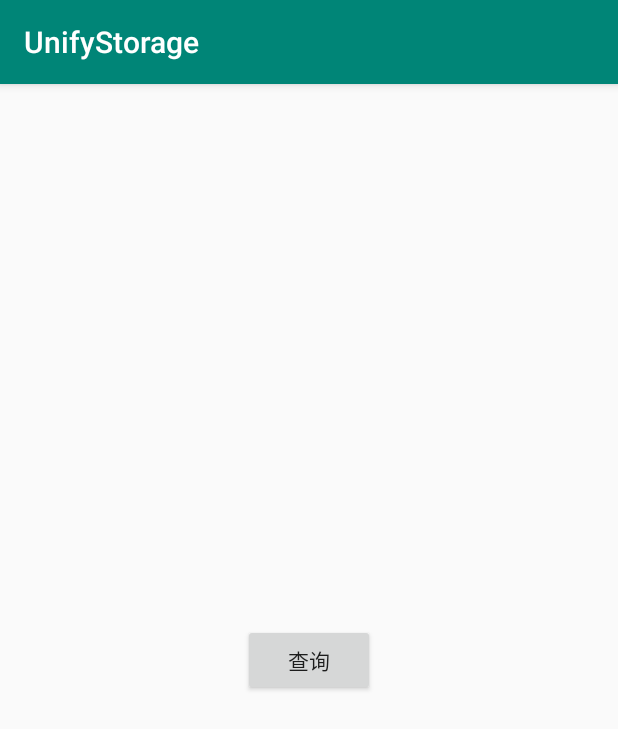
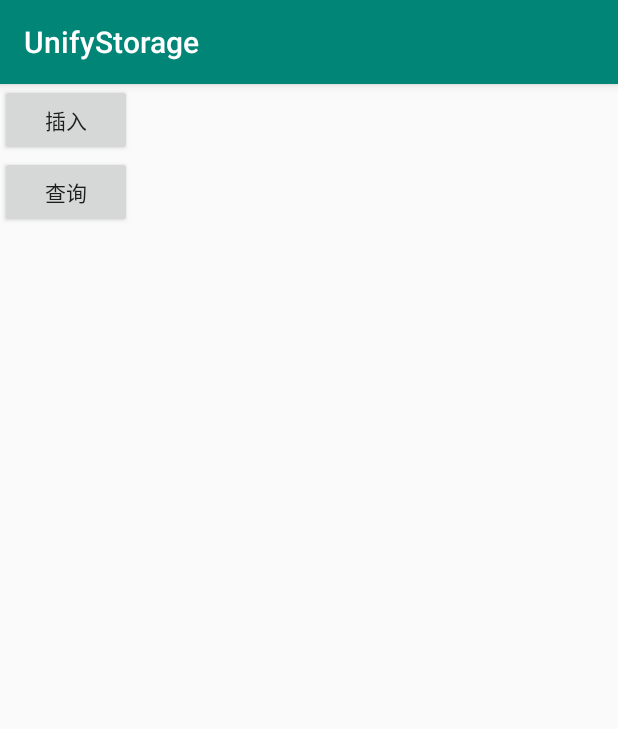
Before and after one commit to yuzhijun/UnifyStorage, an Android app: the screen it shows after launch (MainActivity), on a phone screen of 412 x 824 dp. Shown: the top 729 px of the screen. Run offline under Robolectric (Android 15) with nearby library versions, the phone set to English and light mode, and no system bars; libraries missing offline, so code that uses them is left out: com.tencent.mmkv, io.realm; 8 statements that could not run were skipped.

Commit message:
插入数据

```diff
--- a/app/src/main/java/com/winning/unifystorage/MainActivity.java
+++ b/app/src/main/java/com/winning/unifystorage/MainActivity.java
@@ -6,6 +6,7 @@ import android.view.View;
 import android.widget.Button;
 
 public class MainActivity extends AppCompatActivity {
+    private Button btnInsert;
     private Button btnFind;
     private ApiDataBase mApiDataBase;
 
@@ -14,10 +15,22 @@ public class MainActivity extends AppCompatActivity {
         super.onCreate(savedInstanceState);
         setContentView(R.layout.activity_main);
 
+        btnInsert = findViewById(R.id.btnInsert);
         btnFind = findViewById(R.id.btnFind);
 
         mApiDataBase = ApiServiceModule.getInstance().provideApiService(ApiDataBase.class);
 
+
+        btnInsert.setOnClickListener(new View.OnClickListener() {
+            @Override
+            public void onClick(View v) {
+                User user = new User();
+                user.setAge("10");
+                user.setName("sharkchao");
+                user.setSex("男");
+                mApiDataBase.saveUser(user);
+            }
+        });
         btnFind.setOnClickListener(new View.OnClickListener() {
             @Override
             public void onClick(View view) {
--- a/app/src/main/res/layout/activity_main.xml
+++ b/app/src/main/res/layout/activity_main.xml
@@ -1,12 +1,21 @@
 <?xml version="1.0" encoding="utf-8"?>
-<android.support.constraint.ConstraintLayout
+<LinearLayout
     xmlns:android="http://schemas.android.com/apk/res/android"
     xmlns:app="http://schemas.android.com/apk/res-auto"
     xmlns:tools="http://schemas.android.com/tools"
     android:layout_width="match_parent"
     android:layout_height="match_parent"
+    android:orientation="vertical"
     >
-
+    <Button
+        android:id="@+id/btnInsert"
+        android:layout_width="wrap_content"
+        android:layout_height="wrap_content"
+        android:text="插入"
+        app:layout_constraintBottom_toBottomOf="parent"
+        app:layout_constraintLeft_toLeftOf="parent"
+        app:layout_constraintRight_toRightOf="parent"
+        app:layout_constraintTop_toTopOf="parent"/>
     <Button
         android:id="@+id/btnFind"
         android:layout_width="wrap_content"
@@ -17,4 +26,4 @@
         app:layout_constraintRight_toRightOf="parent"
         app:layout_constraintTop_toTopOf="parent"/>
 
-</android.support.constraint.ConstraintLayout>
+</LinearLayout>
--- a/unifystorage_core/src/main/java/com/winning/unifystorage_core/DBServiceMethod.java
+++ b/unifystorage_core/src/main/java/com/winning/unifystorage_core/DBServiceMethod.java
@@ -2,6 +2,7 @@ package com.winning.unifystorage_core;
 
 import com.winning.unifystorage_core.Handler.FindHandler;
 import com.winning.unifystorage_core.Handler.SaveHandler;
+import com.winning.unifystorage_core.Handler.SaveOrUpdateHandler;
 import com.winning.unifystorage_core.annotations.FIND;
 import com.winning.unifystorage_core.annotations.INSERT;
 import com.winning.unifystorage_core.annotations.SAVE;
@@ -45,8 +46,7 @@ public class DBServiceMethod<ReturnT> extends ServiceMethod<ReturnT> {
         }else if(annotation instanceof SAVE){
             storageHandler = SaveHandler.parseAnnotations(annotations);
         }else if(annotation instanceof SAVEORUPDATE){
-             //TODO
-
+            storageHandler = SaveOrUpdateHandler.parseAnnotations(annotations);
         }else if(annotation instanceof UPDATE){
             //TODO
         }else if(annotation instanceof INSERT){
--- a/unifystorage_core/src/main/java/com/winning/unifystorage_core/Handler/SaveHandler.java
+++ b/unifystorage_core/src/main/java/com/winning/unifystorage_core/Handler/SaveHandler.java
@@ -69,6 +69,7 @@ public class SaveHandler extends HandlerAdapter {
      * @return
      */
     private boolean checkIfValid(Object[] args, Type[] parameterTypes, Annotation[][] parameterAnnotationsArray){
+
         if (parameterAnnotationsArray.length == 1
                 && parameterAnnotationsArray[0].length == 1
                 && args.length == 1
```
